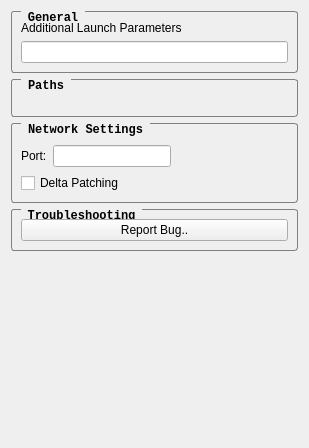
Old version of the form app/src/view/assettingsview.ui in the repository haikion/afi-sync.
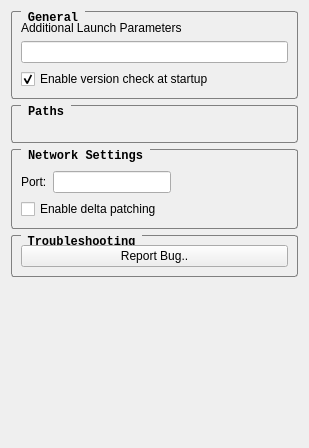
New version of the form. Custom widgets are drawn as their Qt base class.

The edit to the form file:
```diff
--- a/app/src/view/assettingsview.ui
+++ b/app/src/view/assettingsview.ui
@@ -13,7 +13,6 @@
   <property name="font">
    <font>
     <family>Courier New</family>
-    <weight>75</weight>
     <bold>true</bold>
    </font>
   </property>
@@ -57,6 +56,16 @@
       <item>
        <widget class="QLineEdit" name="parametersLineEdit"/>
       </item>
+      <item>
+       <widget class="QCheckBox" name="versionCheckBox">
+        <property name="text">
+         <string>Enable version check at startup</string>
+        </property>
+        <property name="checked">
+         <bool>true</bool>
+        </property>
+       </widget>
+      </item>
      </layout>
     </widget>
    </item>
@@ -123,7 +132,7 @@
       <item>
        <widget class="QCheckBox" name="deltaPatchingCheckbox">
         <property name="text">
-         <string>Delta Patching</string>
+         <string>Enable delta patching</string>
         </property>
        </widget>
       </item>
```
Left out of the diff: 4 changed lines with no effect on the pictures.
